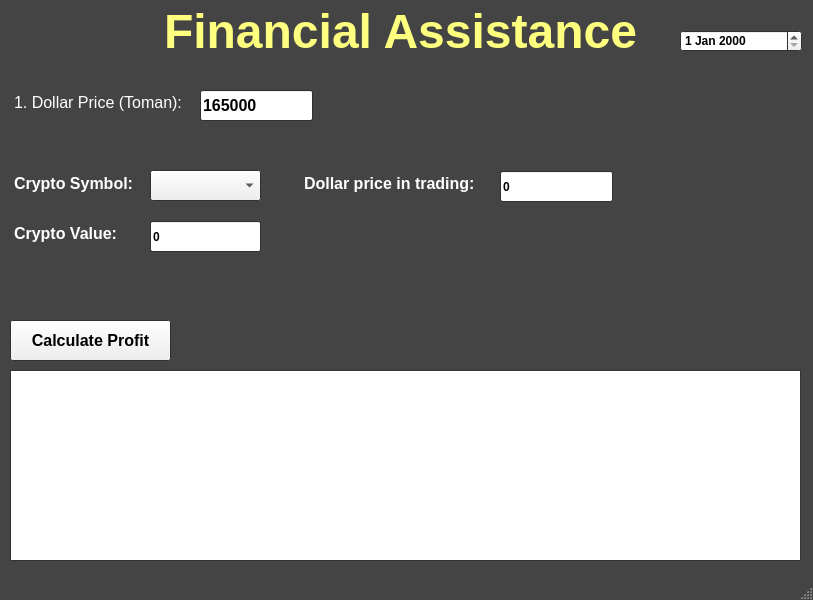
autonexit/Crypto_Portfolio_Tracker, file V2/mainwindow.ui: the form before one commit.
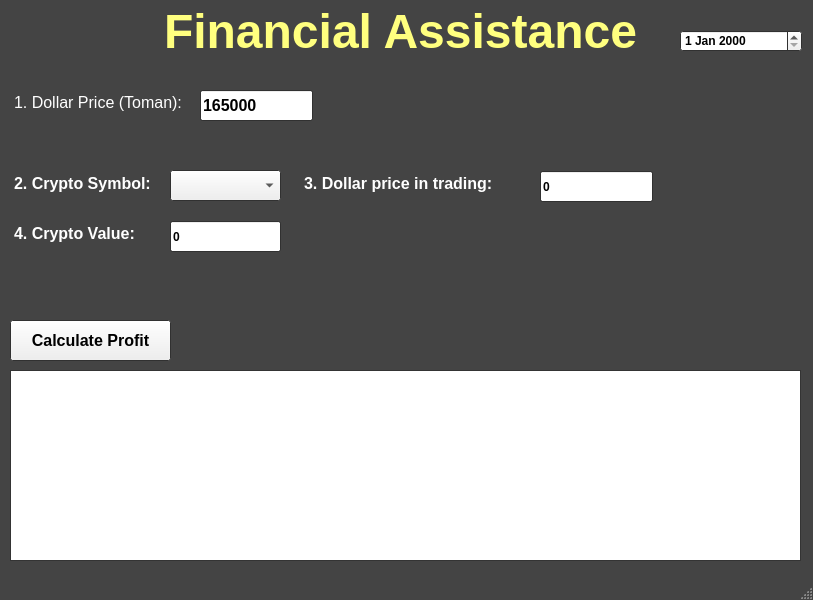
The form after the commit.

Patch:
```diff
--- a/V2/mainwindow.ui
+++ b/V2/mainwindow.ui
@@ -118,7 +118,7 @@
    <widget class="QLineEdit" name="amountEn">
     <property name="geometry">
      <rect>
-      <x>150</x>
+      <x>170</x>
       <y>221</y>
       <width>111</width>
       <height>31</height>
@@ -134,7 +134,7 @@
    <widget class="QLineEdit" name="usdBuyEn">
     <property name="geometry">
      <rect>
-      <x>500</x>
+      <x>540</x>
       <y>171</y>
       <width>113</width>
       <height>31</height>
@@ -442,7 +442,7 @@
 &lt;html&gt;&lt;head&gt;&lt;meta name=&quot;qrichtext&quot; content=&quot;1&quot; /&gt;&lt;style type=&quot;text/css&quot;&gt;
 p, li { white-space: pre-wrap; }
 &lt;/style&gt;&lt;/head&gt;&lt;body style=&quot; font-family:'MS Shell Dlg 2'; font-size:8.25pt; font-weight:600; font-style:normal;&quot;&gt;
-&lt;p style=&quot; margin-top:0px; margin-bottom:0px; margin-left:0px; margin-right:0px; -qt-block-indent:0; text-indent:0px;&quot;&gt;&lt;span style=&quot; font-size:12pt; color:#ffffff;&quot;&gt;Crypto Symbol:&lt;/span&gt;&lt;/p&gt;&lt;/body&gt;&lt;/html&gt;</string>
+&lt;p style=&quot; margin-top:0px; margin-bottom:0px; margin-left:0px; margin-right:0px; -qt-block-indent:0; text-indent:0px;&quot;&gt;&lt;span style=&quot; font-size:12pt; color:#ffffff;&quot;&gt;2. Crypto Symbol:&lt;/span&gt;&lt;/p&gt;&lt;/body&gt;&lt;/html&gt;</string>
     </property>
    </widget>
    <widget class="QTextEdit" name="textEdit_4">
@@ -450,7 +450,7 @@
      <rect>
       <x>10</x>
       <y>220</y>
-      <width>121</width>
+      <width>151</width>
       <height>31</height>
      </rect>
     </property>
@@ -464,7 +464,7 @@
 &lt;html&gt;&lt;head&gt;&lt;meta name=&quot;qrichtext&quot; content=&quot;1&quot; /&gt;&lt;style type=&quot;text/css&quot;&gt;
 p, li { white-space: pre-wrap; }
 &lt;/style&gt;&lt;/head&gt;&lt;body style=&quot; font-family:'MS Shell Dlg 2'; font-size:8.25pt; font-weight:600; font-style:normal;&quot;&gt;
-&lt;p style=&quot; margin-top:0px; margin-bottom:0px; margin-left:0px; margin-right:0px; -qt-block-indent:0; text-indent:0px;&quot;&gt;&lt;span style=&quot; font-size:12pt; color:#ffffff;&quot;&gt;Crypto Value:&lt;/span&gt;&lt;/p&gt;&lt;/body&gt;&lt;/html&gt;</string>
+&lt;p style=&quot; margin-top:0px; margin-bottom:0px; margin-left:0px; margin-right:0px; -qt-block-indent:0; text-indent:0px;&quot;&gt;&lt;span style=&quot; font-size:12pt; color:#ffffff;&quot;&gt;4. Crypto Value:&lt;/span&gt;&lt;/p&gt;&lt;/body&gt;&lt;/html&gt;</string>
     </property>
    </widget>
    <widget class="QTextEdit" name="textEdit_5">
@@ -472,7 +472,7 @@
      <rect>
       <x>300</x>
       <y>170</y>
-      <width>201</width>
+      <width>221</width>
       <height>31</height>
      </rect>
     </property>
@@ -486,7 +486,7 @@
 &lt;html&gt;&lt;head&gt;&lt;meta name=&quot;qrichtext&quot; content=&quot;1&quot; /&gt;&lt;style type=&quot;text/css&quot;&gt;
 p, li { white-space: pre-wrap; }
 &lt;/style&gt;&lt;/head&gt;&lt;body style=&quot; font-family:'MS Shell Dlg 2'; font-size:8.25pt; font-weight:600; font-style:normal;&quot;&gt;
-&lt;p style=&quot; margin-top:0px; margin-bottom:0px; margin-left:0px; margin-right:0px; -qt-block-indent:0; text-indent:0px;&quot;&gt;&lt;span style=&quot; font-size:12pt; color:#ffffff;&quot;&gt;Dollar price in trading:&lt;/span&gt;&lt;/p&gt;&lt;/body&gt;&lt;/html&gt;</string>
+&lt;p style=&quot; margin-top:0px; margin-bottom:0px; margin-left:0px; margin-right:0px; -qt-block-indent:0; text-indent:0px;&quot;&gt;&lt;span style=&quot; font-size:12pt; color:#ffffff;&quot;&gt;3. Dollar price in trading:&lt;/span&gt;&lt;/p&gt;&lt;/body&gt;&lt;/html&gt;</string>
     </property>
    </widget>
    <widget class="QDateEdit" name="dateEdit">
@@ -502,7 +502,7 @@
    <widget class="QComboBox" name="symbolEn">
     <property name="geometry">
      <rect>
-      <x>150</x>
+      <x>170</x>
       <y>170</y>
       <width>111</width>
       <height>31</height>
```
